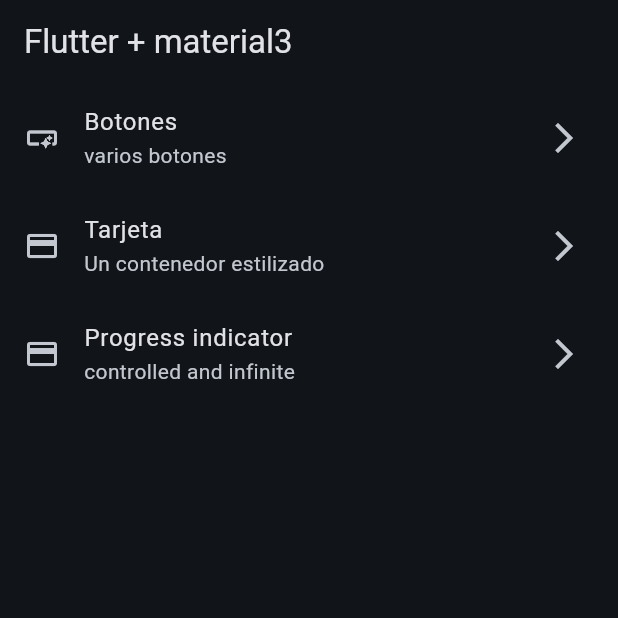
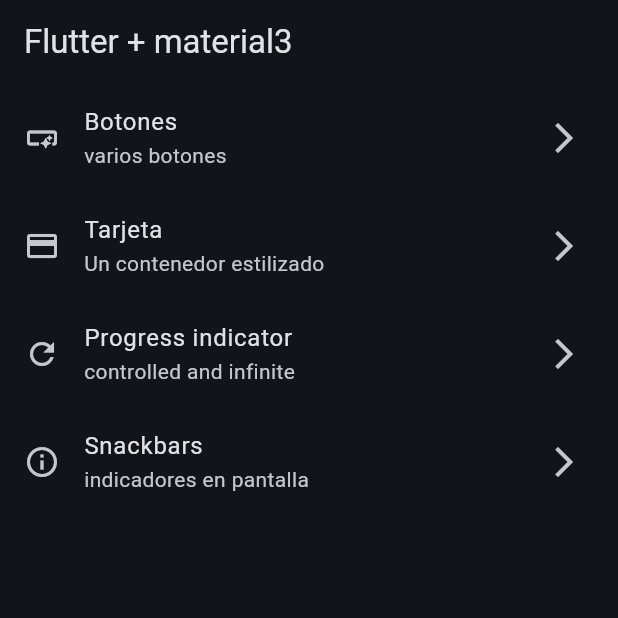
Before and after one commit to samu7861/widget-app, a Flutter app: the screen it shows after launch, on a phone screen of 412 x 824 dp, the top half of it. Run offline on Flutter 3.47's test engine with Material 3 defaults, Android fonts, the phone set to English and light mode, and no system bars; our stand-ins replace go_router.

Commit message:
dialog n snackbars

```diff
--- a/widget_app/lib/config/menu/menu.dart
+++ b/widget_app/lib/config/menu/menu.dart
@@ -26,5 +26,11 @@
     title: "Progress indicator",
     subTitle: "controlled and infinite",
     link: "/progress",
-    icon: Icons.credit_card)
+    icon: Icons.refresh_outlined),
+
+    MenuItems(
+    title: "Snackbars",
+    subTitle: "indicadores en pantalla",
+    link: "/snackbars",
+    icon: Icons.info_outline)
 ];
--- a/widget_app/lib/config/router/router.dart
+++ b/widget_app/lib/config/router/router.dart
@@ -24,5 +24,11 @@
       name: ProgressScreen.name,
       builder: (context, state) => const ProgressScreen(),
     ),
+
+    GoRoute(
+      path: '/snackbars',
+      name: SnackbarScreen.name,
+      builder: (context, state) => const SnackbarScreen(),
+    ),
   ],
 );
--- a/widget_app/lib/main.dart
+++ b/widget_app/lib/main.dart
@@ -15,7 +15,7 @@
     return MaterialApp.router(
       routerConfig: appRouter,
       debugShowCheckedModeBanner: false,
-      title: 'Flutter Demo',
+      title: 'Flutter Widgets ',
       theme: AppTheme(selectedColor: 2).getThemeData(),
     );
   }
```
Also changed, not shown: widget_app/lib/presentation/screens/snackbar/snackbar_screen.dart (+60 -1 lines).
